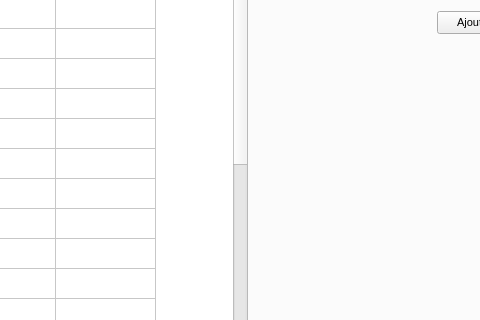
The window that ui/urgence.ui (otmanLAHRECHE/EPSP_Garde_Project) describes before a commit, drawn with Qt 5; both pictures show x 175 to 655 and y 155 to 475 of the 800 by 600 pixel window.
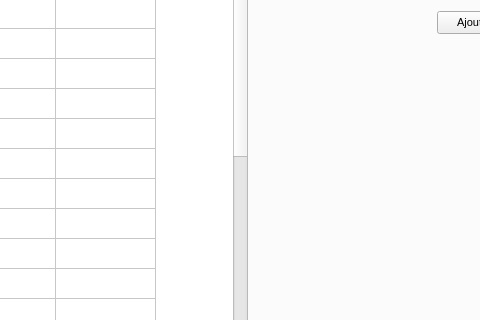
The same window after the commit. Icons and pictures are not drawn.

What changed in the file:
```diff
--- a/ui/urgence.ui
+++ b/ui/urgence.ui
@@ -387,6 +387,11 @@
         <string>28</string>
        </property>
       </row>
+      <row>
+       <property name="text">
+        <string>29</string>
+       </property>
+      </row>
       <row>
        <property name="text">
         <string>30</string>
```
